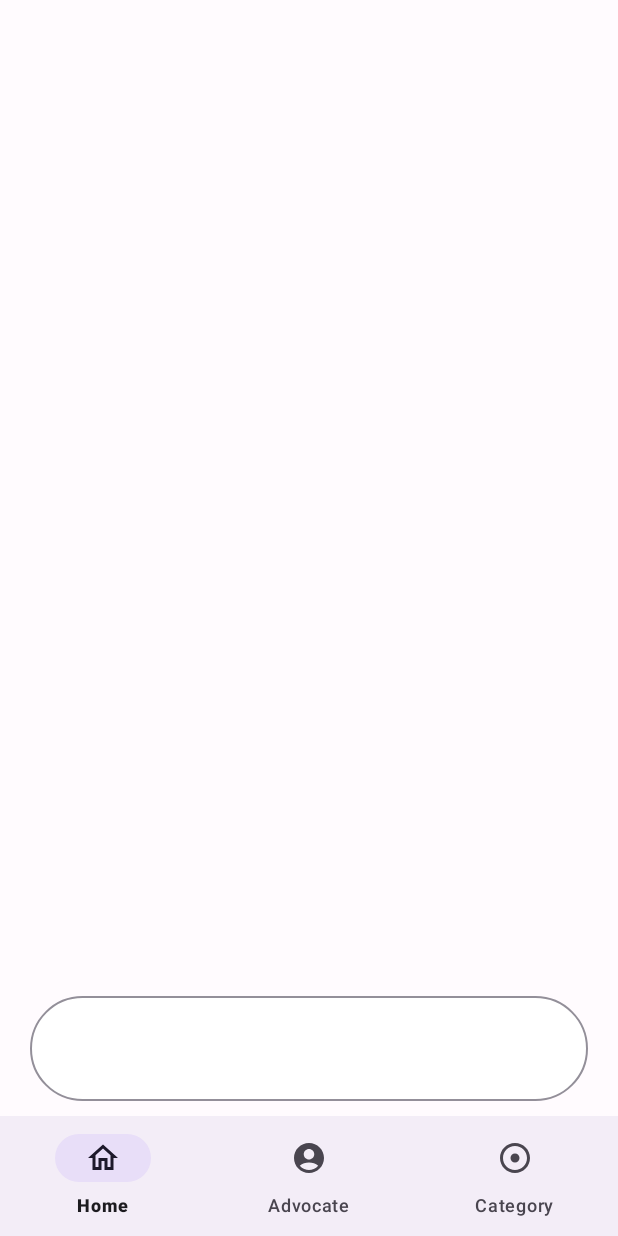
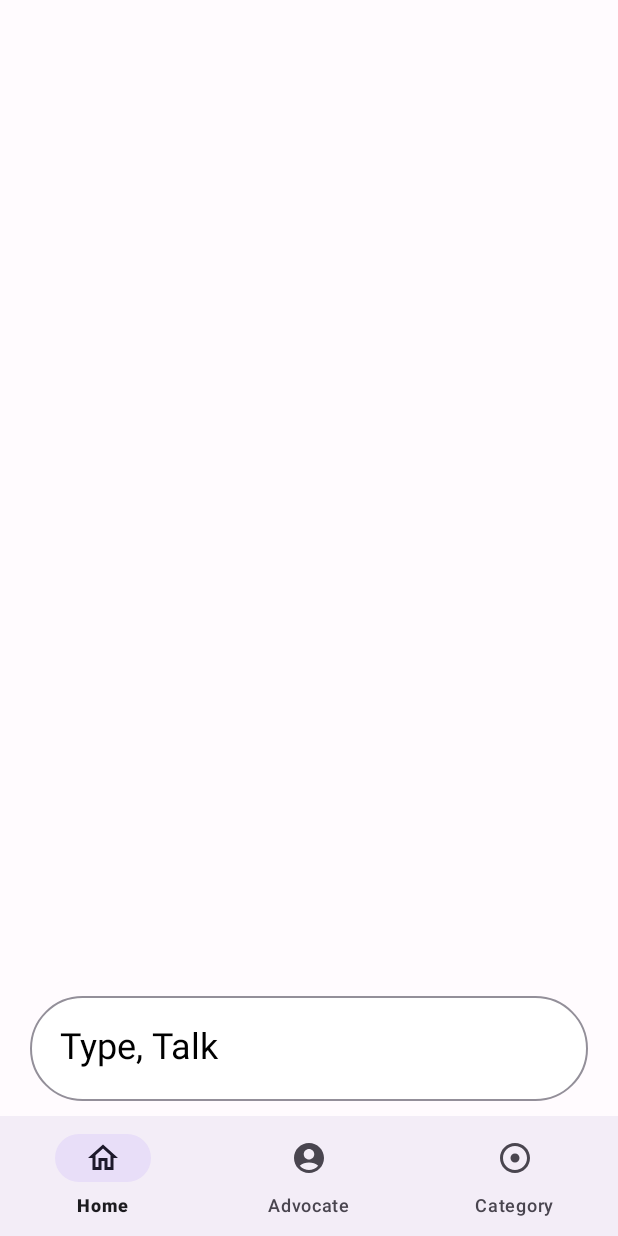
Before and after one commit to deepgr8/NyaySetu-app, an Android app: the screen it shows after launch (MainActivity), on a phone screen of 412 x 824 dp. Run offline under Robolectric (Android 15) with nearby library versions, the phone set to English and light mode, and no system bars.

Commit message:
third commit

```diff
--- a/app/build.gradle.kts
+++ b/app/build.gradle.kts
@@ -32,10 +32,12 @@ android {
 }
 
 dependencies {
-
+    implementation("com.google.ai.client.generativeai:generativeai:0.1.1")
     implementation("androidx.appcompat:appcompat:1.6.1")
     implementation("com.google.android.material:material:1.11.0")
     implementation("androidx.constraintlayout:constraintlayout:2.1.4")
+    implementation("com.google.guava:guava:31.0.1-android")
+    implementation("com.google.firebase:firebase-crashlytics-buildtools:2.9.9")
     testImplementation("junit:junit:4.13.2")
     androidTestImplementation("androidx.test.ext:junit:1.1.5")
     androidTestImplementation("androidx.test.espresso:espresso-core:3.5.1")
--- a/app/src/main/java/com/example/nyaysetu/MainActivity.java
+++ b/app/src/main/java/com/example/nyaysetu/MainActivity.java
@@ -1,6 +1,8 @@
 package com.example.nyaysetu;
 
+import androidx.activity.result.contract.ActivityResultContracts;
 import androidx.annotation.NonNull;
+import androidx.annotation.Nullable;
 import androidx.appcompat.app.AppCompatActivity;
 import androidx.fragment.app.Fragment;
 import androidx.fragment.app.FragmentManager;
@@ -8,7 +10,9 @@ import androidx.fragment.app.FragmentTransaction;
 import androidx.recyclerview.widget.RecyclerView;
 
 import android.app.Application;
+import android.content.Intent;
 import android.os.Bundle;
+import android.speech.RecognizerIntent;
 import android.view.MenuItem;
 import android.widget.FrameLayout;
 
@@ -16,12 +20,20 @@ import com.google.android.material.bottomnavigation.BottomNavigationView;
 import com.google.android.material.color.DynamicColors;
 import com.google.android.material.color.utilities.DynamicColor;
 
+import java.util.List;
+
 public class MainActivity extends AppCompatActivity {
+    private static final int SPEECH_REQUEST_CODE = 0;
+    String spokenText="";
+    String generated_response="";
 
     @Override
     protected void onCreate(Bundle savedInstanceState) {
         super.onCreate(savedInstanceState);
         setContentView(R.layout.activity_main);
+        speechRecognizer();
+        QueryPreprocessing queryPreprocessing = new QueryPreprocessing();
+        queryPreprocessing.checkTerm(getApplicationContext());
 //        apply to all activities and fragments.....remainder
         DynamicColors.applyToActivitiesIfAvailable((Application) getApplicationContext());
 
@@ -37,14 +49,34 @@ public class MainActivity extends AppCompatActivity {
                 } else  {
                     loadFragment(new CategoryFragment() , false);
                 }
-
                 return true;
             }
         });
 
     }
 
-   private void loadFragment(Fragment fragment , boolean isAppInitialized){
+    private void speechRecognizer() {
+        Intent intent = new Intent(RecognizerIntent.ACTION_RECOGNIZE_SPEECH);
+        intent.putExtra(RecognizerIntent.EXTRA_LANGUAGE_MODEL,RecognizerIntent.LANGUAGE_MODEL_FREE_FORM);
+        startActivityForResult(intent,SPEECH_REQUEST_CODE);
+    }
+
+    @Override
+    protected void onActivityResult(int requestCode, int resultCode, @Nullable Intent data) {
+        super.onActivityResult(requestCode, resultCode, data);
+        if (requestCode==SPEECH_REQUEST_CODE && resultCode==RESULT_OK){
+            List<String> result  = data.getStringArrayListExtra(RecognizerIntent.EXTRA_RESULTS);
+            if (result!=null && !result.isEmpty()){
+                spokenText = result.get(0);
+//                setting user said query on text box
+                if(QueryPreprocessing.search(spokenText)){
+                    generated_response=AiModel.result(spokenText);
+                }
+            }
+        }
+    }
+
+    private void loadFragment(Fragment fragment , boolean isAppInitialized){
        FragmentManager fragmentManager = getSupportFragmentManager();
        FragmentTransaction fragmentTransaction = fragmentManager.beginTransaction();
        if (isAppInitialized){
--- /dev/null
+++ b/app/src/main/java/com/example/nyaysetu/QueryPreprocessing.java
@@ -0,0 +1,73 @@
+package com.example.nyaysetu;
+
+import android.content.Context;
+import android.content.SharedPreferences;
+
+import java.util.HashMap;
+import java.util.Map;
+import java.util.Objects;
+
+class QueryPreprocessing {
+    Map<Character,QueryPreprocessing> characterhashmapMap;
+    boolean isEnd;
+    QueryPreprocessing(){
+        characterhashmapMap  = new HashMap<>();
+        isEnd = false;
+    }
+    static QueryPreprocessing root = new QueryPreprocessing();
+    static SharedPreferences sharedPreferences;
+
+    static void insert(String key){
+        QueryPreprocessing curr = root;
+        for (int i = 0; i < key.length(); i++) {
+            char ch = key.charAt(i);
+            assert curr != null;
+            curr.characterhashmapMap.putIfAbsent(ch,new QueryPreprocessing());
+            if (i==key.length()-1){
+                Objects.requireNonNull(curr.characterhashmapMap.get(ch)).isEnd = true;
+            }
+            curr = curr.characterhashmapMap.get(ch);
+        }
+    }
+    static boolean search(String key) {
+        QueryPreprocessing curr = root;
+        for (int i = 0; i < key.length(); i++) {
+            char ch = key.charAt(i);
+            assert curr != null;
+            if (!curr.characterhashmapMap.containsKey(ch)) {
+                return false;
+            }
+            curr = curr.characterhashmapMap.get(ch);
+        }
+        assert curr != null;
+        return curr.isEnd;
+    }
+    public  void checkTerm(Context context){
+        sharedPreferences = context.getSharedPreferences("LegalTerms",Context.MODE_PRIVATE);
+        boolean alreadypresent = sharedPreferences.getBoolean("Already",false);
+        if (!alreadypresent){
+            insertLegalTerms();
+            SharedPreferences.Editor editor = sharedPreferences.edit();
+            editor.putBoolean("Already",true);
+            editor.apply();
+        }
+    }
+
+    private static void insertLegalTerms() {
+        String[] legalTerms = {"law", "legal", "attorney", "lawyer", "court", "justice", "legal aid", "legal advice", "legislation", "constitution", "IPC", "crime", "criminal",
+                "legal rights", "legal system", "civil rights", "criminal law", "legal assistance", "legal proceedings", "legal representation", "legal framework", "judicial system", "penal code", "legal recourse", "legal aid center", "legal documents",
+                "legal counsel", "legal jurisdiction", "legal responsibility", "legal defense", "legal remedies", "legal support", "legal dispute", "legal terminology", "legal obligations", "legal regulations", "legal principles", "legal consequences",
+                "legal procedures", "legal enforcement", "legal process", "legal protection","कानून", "वकील", "अदालत", "न्याय", "सहायता", "कानूनी", "अधिकार", "विधि", "संविधान", "भारतीय दंड संहिता (IPC)", "अपराध", "अपराधी", "कानूनी सलाह", "कानूनी मदद", "कानूनी सहायता", "न्यायिक प्रक्रिया",
+                "न्यायिक संगठन", "कानूनी अधिकार", "कानूनी प्रतिनिधि", "न्यायिक सिद्धांत", "कानूनी प्रक्रिया",
+                "कानूनी उत्तराधिकार", "कानूनी जुरिसडिक्शन", "दंड संहिता", "न्यायिक सहायता केंद्र",
+                "कानूनी कार्यवाही", "कानूनी निपटान", "कानूनी संज्ञान", "कानूनी अधिकार", "कानूनी प्राधिकरण",
+                "कानूनी प्रक्रिया", "कानूनी उत्तराधिकार", "कानूनी विवाद", "कानूनी उत्तराधिकार", "कानूनी समर्थन",
+                "कानूनी अदालत", "कानूनी उत्तराधिकार", "कानूनी प्रक्रिया", "कानूनी प्रतिनिधि", "कानूनी बचाव",
+                "कानूनी सिद्धांत", "कानूनी उत्तराधिकार", "कानूनी जिम्मेदारी", "कानूनी नियम", "कानूनी जरूरतें",
+                "कानूनी कार्रवाई", "कानूनी प्रक्रिया", "कानूनी संप्रेषण", "कानूनी उत्तराधिकार", "कानूनी संरक्षण"};
+        for (String keys:
+             legalTerms) {
+            insert(keys);
+        }
+    }
+}
--- a/app/src/main/res/layout/activity_main.xml
+++ b/app/src/main/res/layout/activity_main.xml
@@ -24,7 +24,12 @@
         android:background="@drawable/message_type_shape"
         android:layout_width="0dp"
         android:layout_height="70dp"
-        android:hint="@string/Message"
+        app:placeholderText="@string/message"
+        app:placeholderTextAppearance="@style/TextAppearance.AppCompat.Headline"
+        app:placeholderTextColor="@color/black"
+        android:paddingTop="16dp"
+        android:gravity="center"
+        android:paddingLeft="20dp"
         android:layout_marginLeft="20dp"
         android:layout_marginRight="20dp"
         android:layout_marginBottom="10dp"
--- a/app/src/main/res/values-night/strings.xml
+++ b/app/src/main/res/values-night/strings.xml
@@ -1,6 +1,5 @@
 <?xml version="1.0" encoding="utf-8"?>
 <resources>
-    <string name="advocate">Advocate</string>
-    <string name="category">Category</string>
-    <string name="label1">Type,Talk</string>
+    <string name="advocate" translatable="false">Advocate</string>
+    <string name="category" translatable="false">Category</string>
 </resources>
--- a/app/src/main/res/values/strings.xml
+++ b/app/src/main/res/values/strings.xml
@@ -4,8 +4,5 @@
     <string name="advocate">Advocate</string>
     <string name="category">Category</string>
     <!-- TODO: Remove or change this placeholder text -->
-    <string name="Home_Fragment">HOME</string>
-    <string name="Advocate_Fragment">ADVOCATE</string>
-    <string name="Category_Fragment">CATEGORY</string>
-    <string name="Message">Type,Talk</string>
+    <string name="message">Type,  Talk\n</string>
 </resources>
```
Also changed, not shown: app/src/main/java/com/example/nyaysetu/AiModel.java (added, +36 -0 lines), 1 other file.
